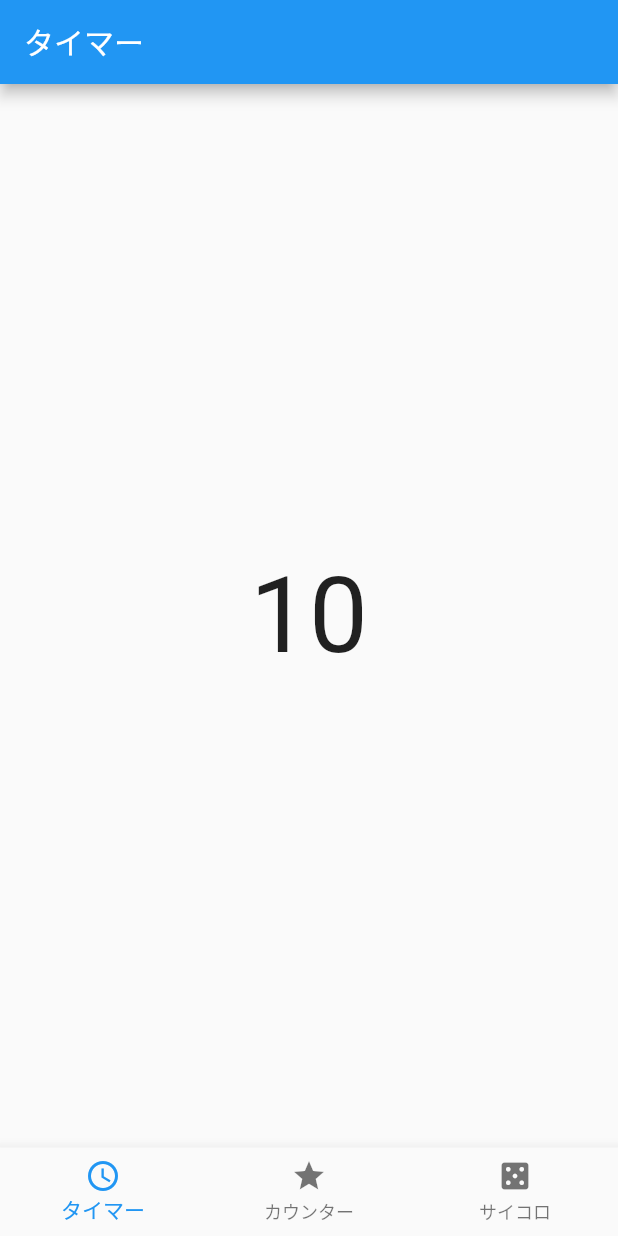
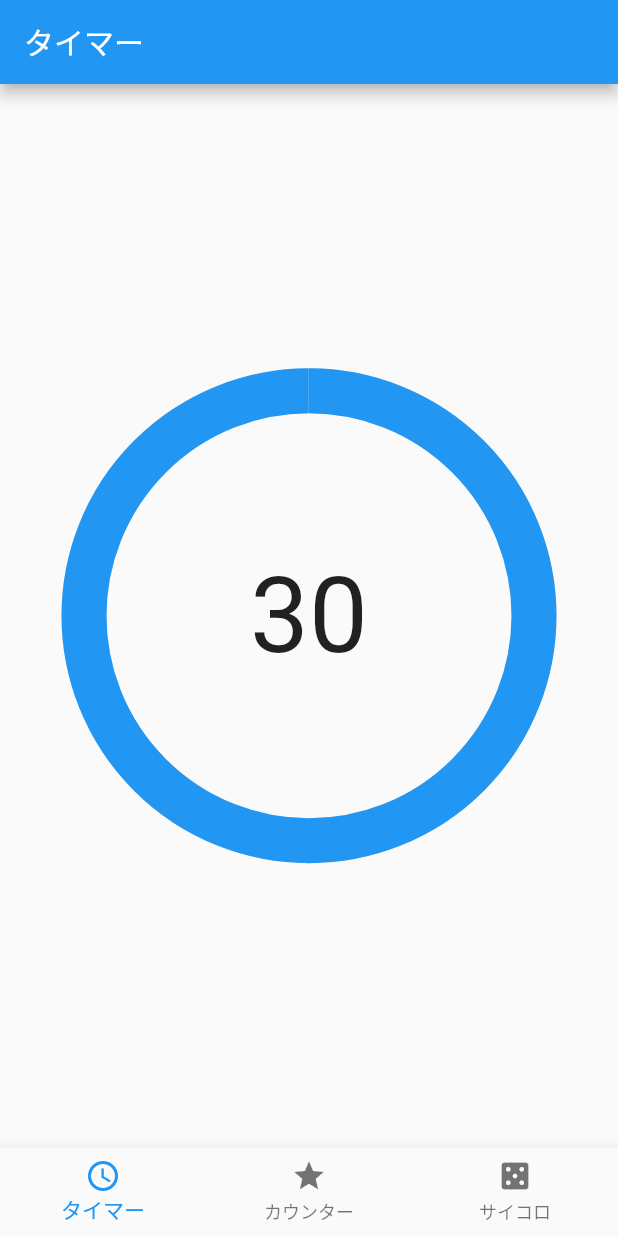
Before and after one commit to telechan/timer_app, a Flutter app: the screen it shows after launch, on a phone screen of 412 x 824 dp. Run offline on Flutter 3.47's test engine with Material 2 defaults, Android fonts, the phone set to English and light mode, and no system bars.

Commit message:
プログレスインジケーター追加

```diff
--- a/lib/main.dart
+++ b/lib/main.dart
@@ -9,6 +9,7 @@ class Myapp extends StatelessWidget {
   @override
   Widget build(BuildContext context) {
     return MaterialApp(
+      debugShowCheckedModeBanner: false,
       title: "ボードゲームツールボックス",
       theme: ThemeData(
         primaryColor: Colors.blue,
--- a/lib/routes/timer_route.dart
+++ b/lib/routes/timer_route.dart
@@ -12,8 +12,9 @@ class TimerRoute extends StatefulWidget {
 
 class _TimerRouteState extends State<TimerRoute> {
   Timer _timer;
-  int _start = 10;
+  int _start = Duration(seconds: 30).inMilliseconds;
   int _current;
+  double _percent = 1.0;
 
   @override
   void initState() {
@@ -27,8 +28,9 @@ class _TimerRouteState extends State<TimerRoute> {
     }
     setState(() {
       _current = _start;
+      _percent = 1.0;
     });
-    _timer = new Timer.periodic(Duration(seconds: 1), _countDown);
+    _timer = new Timer.periodic(Duration(milliseconds: 20), _countDown);
   }
 
   void _countDown(Timer timer) {
@@ -36,14 +38,17 @@ class _TimerRouteState extends State<TimerRoute> {
       if (_current < 1) {
         timer.cancel();
       } else {
-        _current -= 1;
+        _current -= 20;
+        _percent = (_current.toDouble() / _start.toDouble());
       }
     });
   }
 
   @override
   void dispose() {
-    _timer.cancel();
+    if (_timer != null) {
+      _timer.cancel();
+    }
     super.dispose();
   }
 
@@ -54,10 +59,21 @@ class _TimerRouteState extends State<TimerRoute> {
         children: <Widget>[
           Center(
             child: Text(
-              "$_current",
+              "${Duration(milliseconds: _current).inSeconds}",
               style: TextStyle(
                 fontSize: 70,
               ),
+            ),
+          ),
+          Center(
+            child: SizedBox(
+              child: CircularProgressIndicator(
+                backgroundColor: Colors.black12,
+                strokeWidth: 30,
+                value: _percent,
+              ),
+              height: 300,
+              width: 300,
             ),
           ),
           Container(
```
